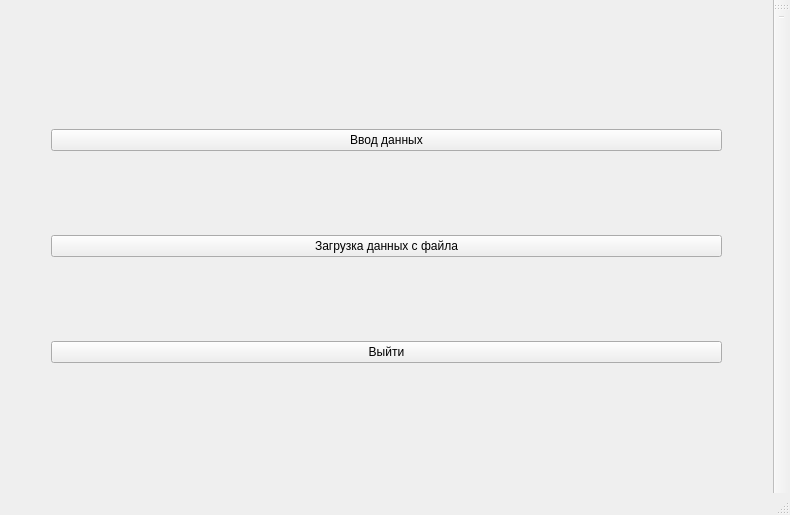
Old version of the form src/practice/mainwindow.ui in the repository AfanasiefDV/summer_practice.
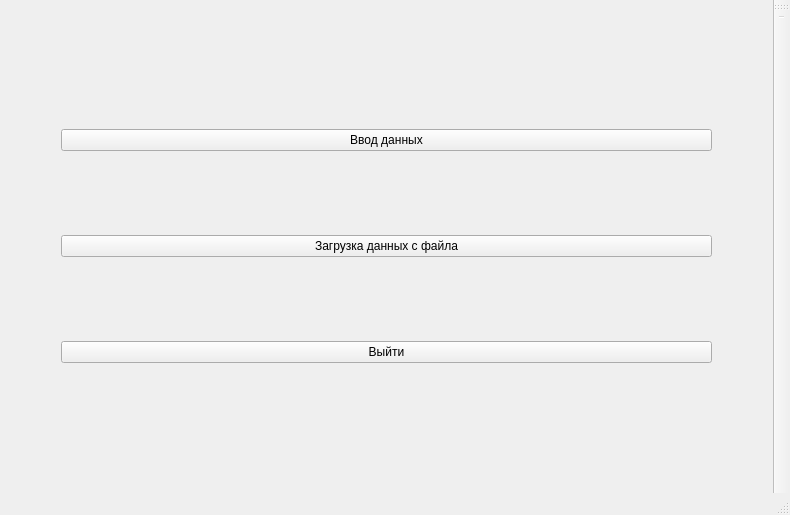
New version of the form.

Diff of the .ui file:
```diff
--- a/src/practice/mainwindow.ui
+++ b/src/practice/mainwindow.ui
@@ -33,11 +33,11 @@
        <enum>Qt::Horizontal</enum>
       </property>
       <property name="sizeType">
-       <enum>QSizePolicy::Preferred</enum>
+       <enum>QSizePolicy::Minimum</enum>
       </property>
       <property name="sizeHint" stdset="0">
        <size>
-        <width>40</width>
+        <width>50</width>
         <height>20</height>
        </size>
       </property>
@@ -49,11 +49,11 @@
        <enum>Qt::Vertical</enum>
       </property>
       <property name="sizeType">
-       <enum>QSizePolicy::Preferred</enum>
+       <enum>QSizePolicy::Minimum</enum>
       </property>
       <property name="sizeHint" stdset="0">
        <size>
-        <width>20</width>
+        <width>50</width>
         <height>40</height>
        </size>
       </property>
@@ -64,6 +64,9 @@
       <property name="text">
        <string>Ввод данных</string>
       </property>
+      <property name="checkable">
+       <bool>false</bool>
+      </property>
      </widget>
     </item>
     <item row="1" column="2">
@@ -72,11 +75,11 @@
        <enum>Qt::Horizontal</enum>
       </property>
       <property name="sizeType">
-       <enum>QSizePolicy::Preferred</enum>
+       <enum>QSizePolicy::Minimum</enum>
       </property>
       <property name="sizeHint" stdset="0">
        <size>
-        <width>40</width>
+        <width>50</width>
         <height>20</height>
        </size>
       </property>
@@ -102,11 +105,11 @@
        <enum>Qt::Vertical</enum>
       </property>
       <property name="sizeType">
-       <enum>QSizePolicy::Preferred</enum>
+       <enum>QSizePolicy::Minimum</enum>
       </property>
       <property name="sizeHint" stdset="0">
        <size>
-        <width>20</width>
+        <width>50</width>
         <height>40</height>
        </size>
       </property>
```
Left out of the diff: 21 changed lines with no effect on the pictures.
